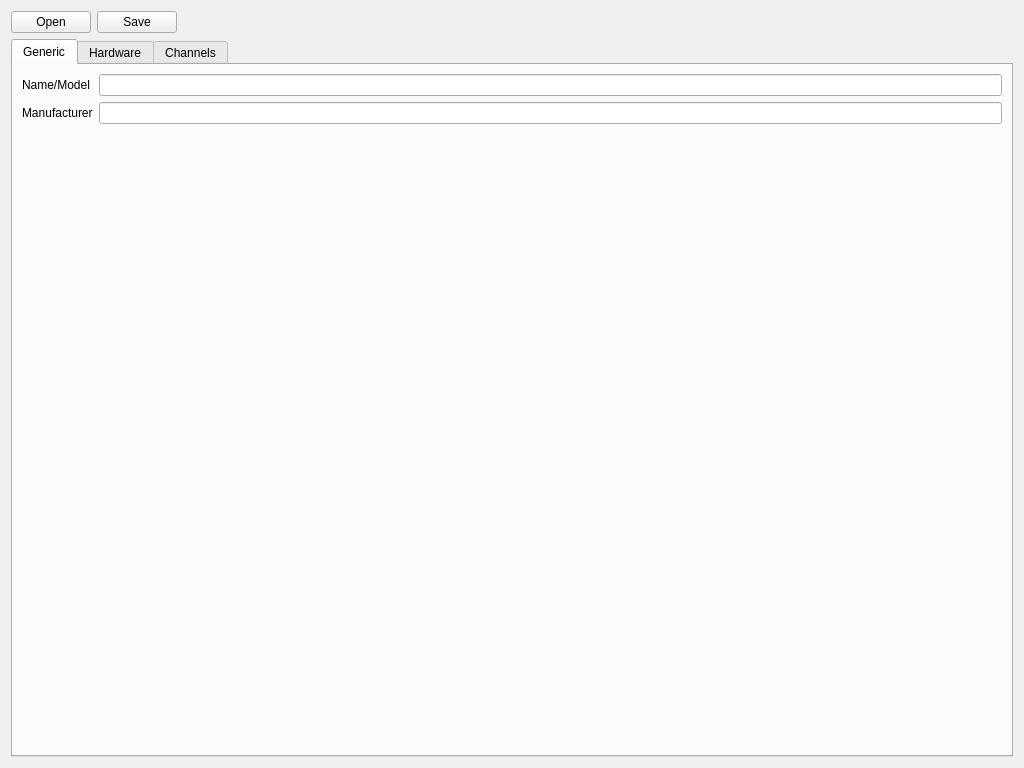
Above: LightDrive/FixtureEditor/fixture_editor.ui from Nmstr/LightDrive before the change. Below: the same form after it.
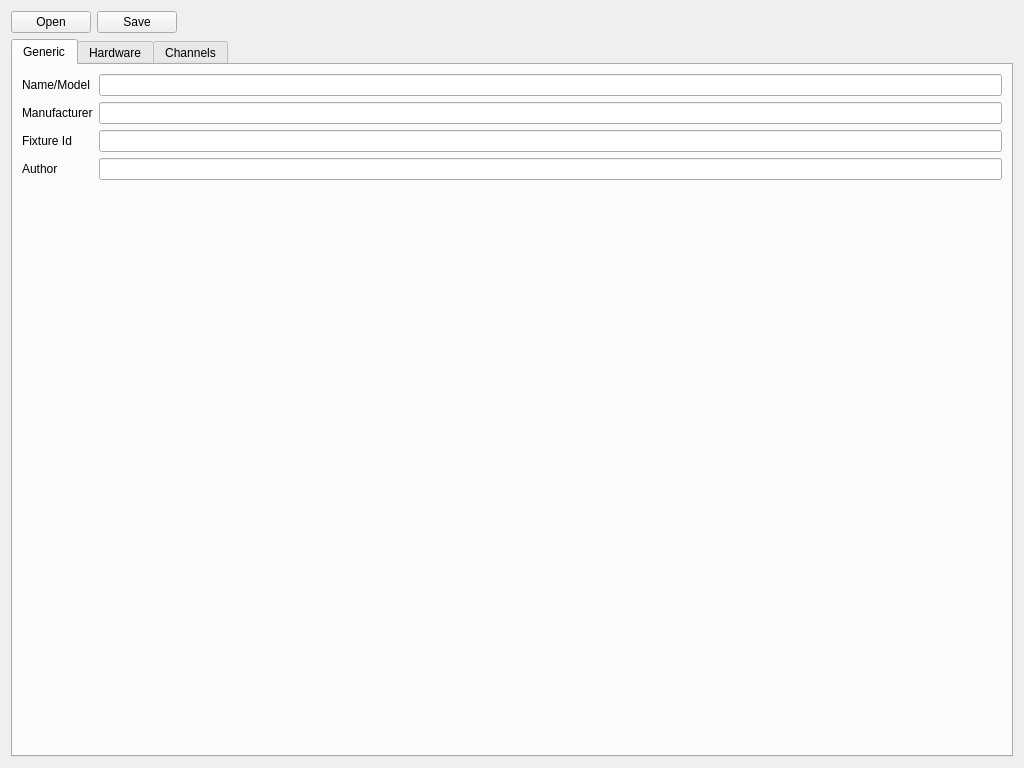
That is the form after the change.

Commit message: added author and id to fixtures

```diff
--- a/LightDrive/FixtureEditor/fixture_editor.ui
+++ b/LightDrive/FixtureEditor/fixture_editor.ui
@@ -24,7 +24,10 @@
        <string>Generic</string>
       </attribute>
       <layout class="QGridLayout" name="gridLayout">
-       <item row="2" column="1">
+       <item row="1" column="1">
+        <widget class="QLineEdit" name="manufacturer_edit"/>
+       </item>
+       <item row="4" column="1">
         <spacer name="verticalSpacer">
          <property name="orientation">
           <enum>Qt::Orientation::Vertical</enum>
@@ -37,16 +40,6 @@
          </property>
         </spacer>
        </item>
-       <item row="0" column="0">
-        <widget class="QLabel" name="name_label">
-         <property name="text">
-          <string>Name/Model</string>
-         </property>
-        </widget>
-       </item>
-       <item row="1" column="1">
-        <widget class="QLineEdit" name="manufacturer_edit"/>
-       </item>
        <item row="1" column="0">
         <widget class="QLabel" name="manufacturer_label">
          <property name="text">
@@ -54,9 +47,36 @@
          </property>
         </widget>
        </item>
+       <item row="2" column="1">
+        <widget class="QLineEdit" name="id_edit"/>
+       </item>
        <item row="0" column="1">
         <widget class="QLineEdit" name="name_edit"/>
        </item>
+       <item row="0" column="0">
+        <widget class="QLabel" name="name_label">
+         <property name="text">
+          <string>Name/Model</string>
+         </property>
+        </widget>
+       </item>
+       <item row="3" column="1">
+        <widget class="QLineEdit" name="author_edit"/>
+       </item>
+       <item row="2" column="0">
+        <widget class="QLabel" name="id_label">
+         <property name="text">
+          <string>Fixture Id</string>
+         </property>
+        </widget>
+       </item>
+       <item row="3" column="0">
+        <widget class="QLabel" name="author_label">
+         <property name="text">
+          <string>Author</string>
+         </property>
+        </widget>
+       </item>
       </layout>
      </widget>
      <widget class="QWidget" name="hardware_tab">
```
The commit also changes 2 other files.
